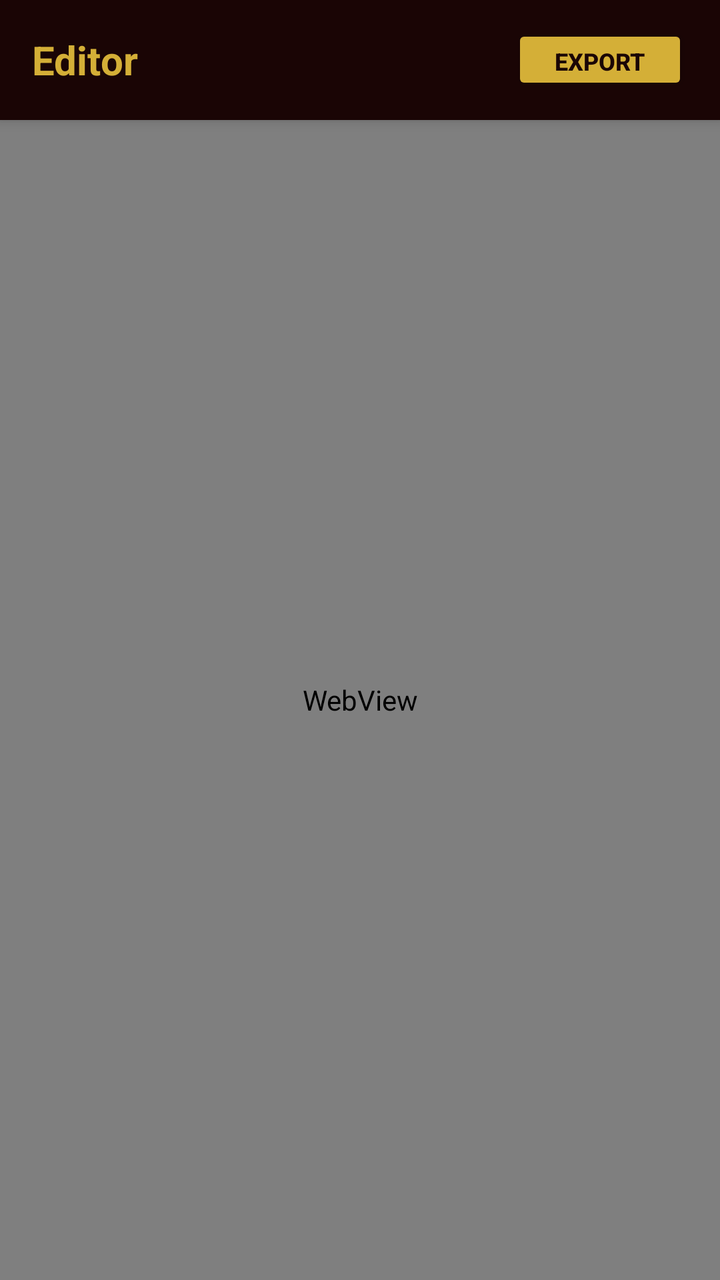
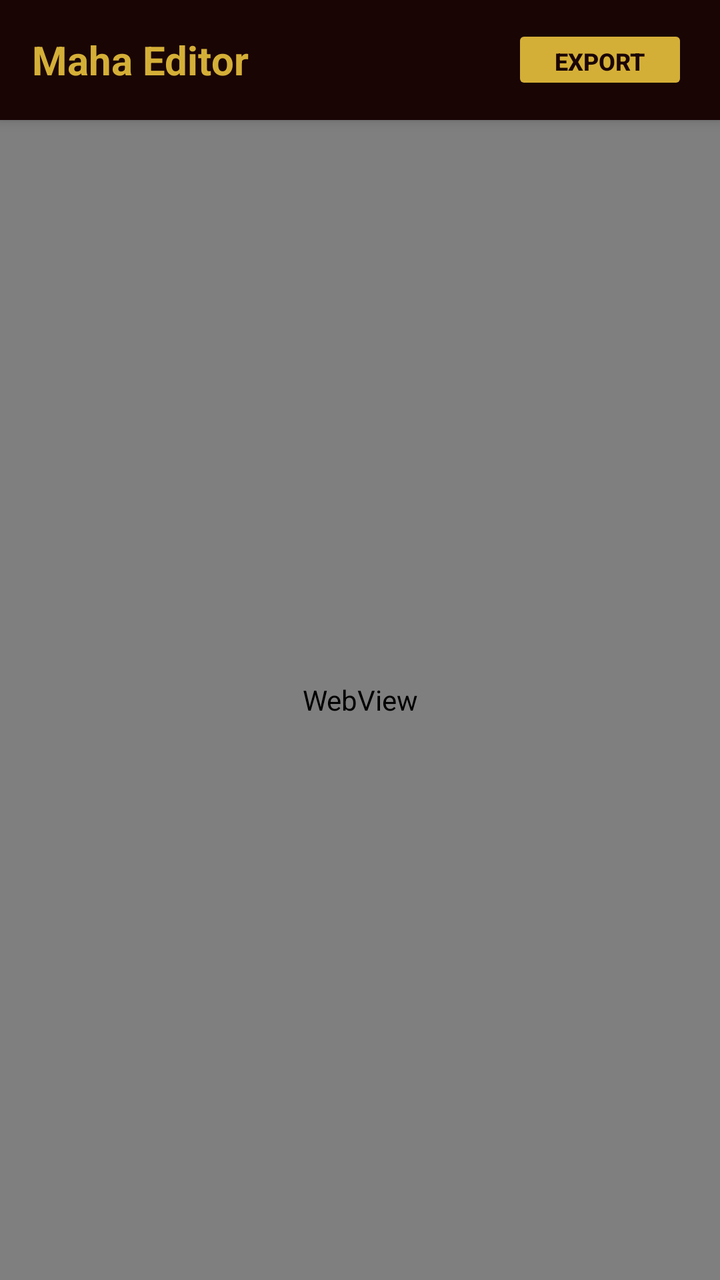

Compare the two renders of this Android layout. The source of the first and the diff that turns it into the second are given below.
<!-- AndroidManifest.xml: application theme Theme.AppCompat.DayNight.NoActionBar -->
<!-- res/layout/activity_editor.xml -->
<?xml version="1.0" encoding="utf-8"?>
<LinearLayout xmlns:android="http://schemas.android.com/apk/res/android"
    android:layout_width="match_parent" android:layout_height="match_parent" android:orientation="vertical" android:background="#1A0505">
    
    <LinearLayout android:layout_width="match_parent" android:layout_height="60dp" android:background="#1A0505" android:gravity="center_vertical" android:paddingHorizontal="16dp" android:elevation="4dp">
        <TextView android:id="@+id/tvProjectName" android:layout_width="0dp" android:layout_height="wrap_content" android:layout_weight="1" android:text="Editor" android:textColor="#D4AF37" android:textSize="20sp" android:textStyle="bold" />
        <Button android:id="@+id/btnExport" android:layout_width="wrap_content" android:layout_height="35dp" android:backgroundTint="#D4AF37" android:textColor="#1A0505" android:text="EXPORT" android:textSize="12sp" android:textStyle="bold" android:insetTop="0dp" android:insetBottom="0dp"/>
    </LinearLayout>
    
    
    <WebView android:id="@+id/webView" android:layout_width="match_parent" android:layout_height="match_parent" />
</LinearLayout>
<!-- resources referenced by this layout -->
<resources>

</resources>

<!-- the commit's change to res/layout/activity_editor.xml (unified diff, before → after) -->
@@ -1,12 +1,9 @@
 <?xml version="1.0" encoding="utf-8"?>
 <LinearLayout xmlns:android="http://schemas.android.com/apk/res/android"
     android:layout_width="match_parent" android:layout_height="match_parent" android:orientation="vertical" android:background="#1A0505">
-    
     <LinearLayout android:layout_width="match_parent" android:layout_height="60dp" android:background="#1A0505" android:gravity="center_vertical" android:paddingHorizontal="16dp" android:elevation="4dp">
-        <TextView android:id="@+id/tvProjectName" android:layout_width="0dp" android:layout_height="wrap_content" android:layout_weight="1" android:text="Editor" android:textColor="#D4AF37" android:textSize="20sp" android:textStyle="bold" />
-        <Button android:id="@+id/btnExport" android:layout_width="wrap_content" android:layout_height="35dp" android:backgroundTint="#D4AF37" android:textColor="#1A0505" android:text="EXPORT" android:textSize="12sp" android:textStyle="bold" android:insetTop="0dp" android:insetBottom="0dp"/>
+        <TextView android:id="@+id/tvProjectName" android:layout_width="0dp" android:layout_height="wrap_content" android:layout_weight="1" android:text="@string/editor_title" android:textColor="#D4AF37" android:textSize="20sp" android:textStyle="bold" />
+        <Button android:id="@+id/btnExport" android:layout_width="wrap_content" android:layout_height="35dp" android:backgroundTint="#D4AF37" android:textColor="#1A0505" android:text="@string/export_btn" android:textSize="12sp" android:textStyle="bold" android:insetTop="0dp" android:insetBottom="0dp"/>
     </LinearLayout>
-    
-    
     <WebView android:id="@+id/webView" android:layout_width="match_parent" android:layout_height="match_parent" />
 </LinearLayout>
<!-- resource entries referenced after the edit -->
@@ -1,5 +1,6 @@
 <!-- resources referenced by this layout -->
 <resources>
-
+  <string name="editor_title">Maha Editor</string>
+  <string name="export_btn">EXPORT</string>
 </resources>
 
